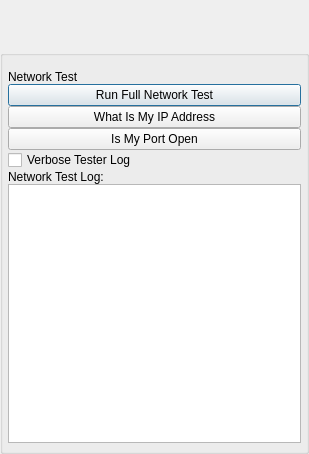
Before: the Qt Designer form GoTvApps/GoTvCommon/Forms/ActivityNetworkTest.ui in brettrjones/gotvptop, drawn with Qt 5.
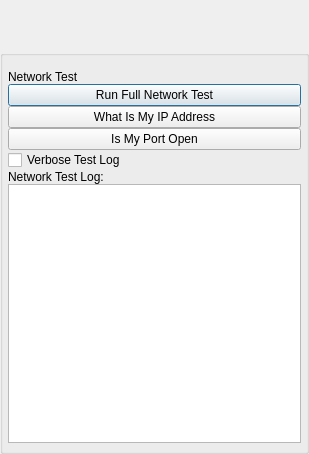
After: the same form once the commit is applied. Custom widgets are drawn as their Qt base class.

```diff
--- a/GoTvApps/GoTvCommon/Forms/ActivityNetworkTest.ui
+++ b/GoTvApps/GoTvCommon/Forms/ActivityNetworkTest.ui
@@ -124,7 +124,7 @@
       <item row="6" column="0">
        <widget class="QCheckBox" name="m_VerboseCheckBox">
         <property name="text">
-         <string>Verbose Tester Log</string>
+         <string>Verbose Test Log</string>
         </property>
        </widget>
       </item>
```
